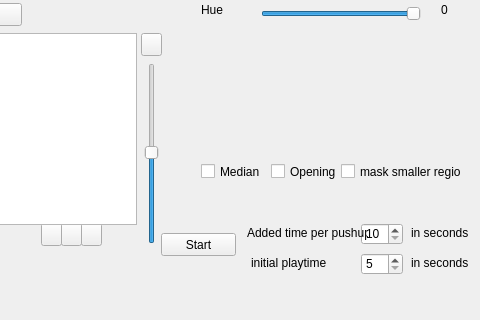
Old version of the form HoerDichFit/videoplayer.ui in the repository SvenBl/avp-webcam; both pictures show x 159 to 639 and y 237 to 557 of the 639 by 557 pixel window.
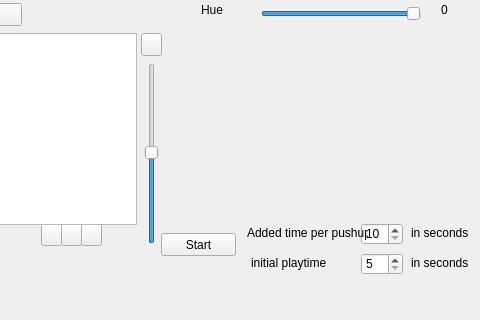
New version of the form. Custom widgets are drawn as their Qt base class.

Commit message: checkelemente raus

Diff of the .ui file:
```diff
--- a/HoerDichFit/videoplayer.ui
+++ b/HoerDichFit/videoplayer.ui
@@ -100,45 +100,6 @@
      <string>0</string>
     </property>
    </widget>
-   <widget class="QCheckBox" name="checkBoxMedian">
-    <property name="geometry">
-     <rect>
-      <x>360</x>
-      <y>400</y>
-      <width>70</width>
-      <height>17</height>
-     </rect>
-    </property>
-    <property name="text">
-     <string>Median</string>
-    </property>
-   </widget>
-   <widget class="QCheckBox" name="checkBoxOpening">
-    <property name="geometry">
-     <rect>
-      <x>430</x>
-      <y>400</y>
-      <width>70</width>
-      <height>17</height>
-     </rect>
-    </property>
-    <property name="text">
-     <string>Opening</string>
-    </property>
-   </widget>
-   <widget class="QCheckBox" name="checkBoSxSmallRegions">
-    <property name="geometry">
-     <rect>
-      <x>500</x>
-      <y>400</y>
-      <width>121</width>
-      <height>17</height>
-     </rect>
-    </property>
-    <property name="text">
-     <string>mask smaller regions</string>
-    </property>
-   </widget>
    <widget class="QPushButton" name="open">
     <property name="geometry">
      <rect>
```
Left out of the diff: 48 changed lines with no effect on the pictures. The commit also changes 1 other file.
